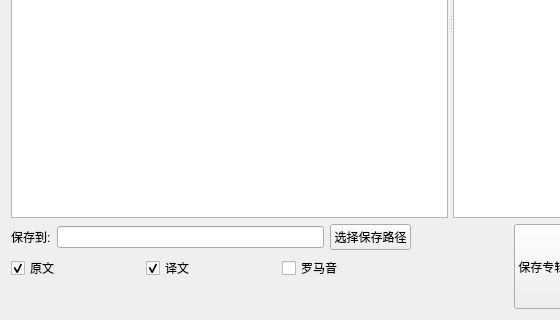
First picture: the form in ui/search.ui, repository chenmozhijin/LDDC, before the edit; both pictures show x 0 to 560 and y 280 to 600 of the 1050 by 600 pixel window.
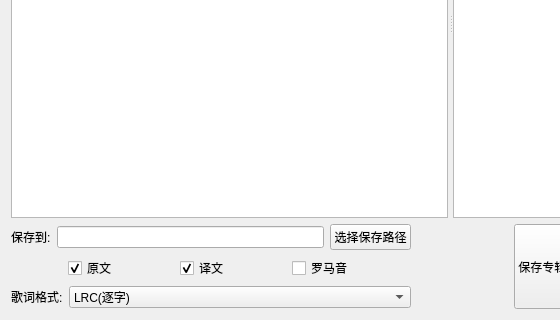
Second picture: the form after the edit. Custom widgets are drawn as their Qt base class.

Patch:
```diff
--- a/ui/search.ui
+++ b/ui/search.ui
@@ -375,6 +375,12 @@
         <layout class="QHBoxLayout" name="horizontalLayout_2">
          <item>
           <widget class="QCheckBox" name="original_checkBox">
+           <property name="sizePolicy">
+            <sizepolicy hsizetype="Fixed" vsizetype="Fixed">
+             <horstretch>0</horstretch>
+             <verstretch>0</verstretch>
+            </sizepolicy>
+           </property>
            <property name="text">
             <string>原文</string>
            </property>
@@ -383,7 +389,7 @@
            </property>
           </widget>
          </item>
-         <item alignment="Qt::AlignLeft">
+         <item>
           <widget class="QCheckBox" name="translate_checkBox">
            <property name="sizePolicy">
             <sizepolicy hsizetype="Fixed" vsizetype="Fixed">
@@ -399,7 +405,7 @@
            </property>
           </widget>
          </item>
-         <item alignment="Qt::AlignLeft">
+         <item>
           <widget class="QCheckBox" name="romanized_checkBox">
            <property name="sizePolicy">
             <sizepolicy hsizetype="Fixed" vsizetype="Fixed">
@@ -415,7 +421,48 @@
         </layout>
        </item>
        <item>
-        <spacer name="verticalSpacer">
+        <layout class="QHBoxLayout" name="horizontalLayout_9">
+         <item>
+          <widget class="QLabel" name="label_9">
+           <property name="sizePolicy">
+            <sizepolicy hsizetype="Fixed" vsizetype="Preferred">
+             <horstretch>0</horstretch>
+             <verstretch>0</verstretch>
+            </sizepolicy>
+           </property>
+           <property name="text">
+            <string>歌词格式:</string>
+           </property>
+          </widget>
+         </item>
+         <item>
+          <widget class="QComboBox" name="lyricsformat_comboBox">
+           <item>
+            <property name="text">
+             <string>LRC(逐字)</string>
+            </property>
+           </item>
+           <item>
+            <property name="text">
+             <string>LRC(逐行)</string>
+            </property>
+           </item>
+           <item>
+            <property name="text">
+             <string>SRT</string>
+            </property>
+           </item>
+           <item>
+            <property name="text">
+             <string>ASS</string>
+            </property>
+           </item>
+          </widget>
+         </item>
+        </layout>
+       </item>
+       <item>
+        <spacer name="verticalSpacer_2">
          <property name="orientation">
           <enum>Qt::Vertical</enum>
          </property>
```
Left out of the diff: 8 changed lines with no effect on the pictures.
